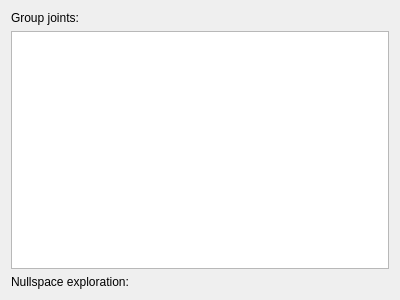
Before: the Qt Designer form moveit_ros/visualization/motion_planning_rviz_plugin/src/ui/motion_planning_rviz_plugin_frame_joints.ui in moveit/moveit, drawn with Qt 5.
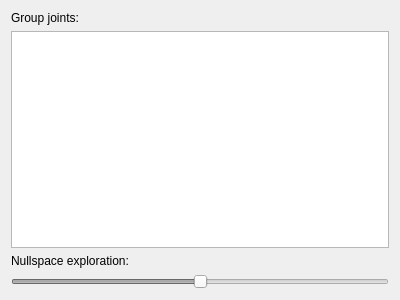
After: the same form once the commit is applied.

Commit message:
Joints widget: avoid flickering of the nullspace slider
Show a (disabled) dummy slider if there is no nullspace.
This avoids flickering between zero and one slider, which is the most common case.
Also provide some tooltips to explain the usage.

Patch:
```diff
--- a/moveit_ros/visualization/motion_planning_rviz_plugin/src/ui/motion_planning_rviz_plugin_frame_joints.ui
+++ b/moveit_ros/visualization/motion_planning_rviz_plugin/src/ui/motion_planning_rviz_plugin_frame_joints.ui
@@ -50,7 +50,28 @@
       </widget>
      </item>
      <item>
-      <layout class="QVBoxLayout" name="nullspace_layout_"/>
+      <layout class="QVBoxLayout" name="nullspace_layout_">
+       <item>
+        <widget class="QSlider" name="dummy_ns_slider_">
+         <property name="enabled">
+          <bool>false</bool>
+         </property>
+         <property name="toolTip">
+          <string>The slider will become active if the current robot configuration has a nullspace.
+That's typically the case for redundant robots, i.e. 7+ joints, or singular configurations.</string>
+         </property>
+         <property name="minimum">
+          <number>-1</number>
+         </property>
+         <property name="maximum">
+          <number>1</number>
+         </property>
+         <property name="orientation">
+          <enum>Qt::Horizontal</enum>
+         </property>
+        </widget>
+       </item>
+      </layout>
      </item>
     </layout>
    </item>
```
Left out of the diff: 11 changed lines with no effect on the pictures. The commit also changes 1 other file.
